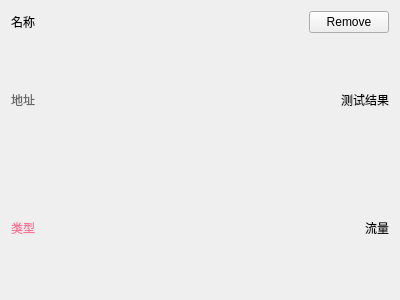
This is ui/widget/ProxyItem.ui in MatsuriDayo/nekoray as Qt 5 draws it before an edit. The edited form follows.
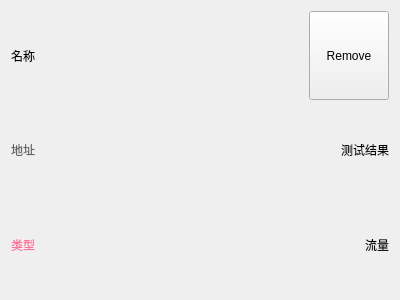
This is the edited form.

```diff
--- a/ui/widget/ProxyItem.ui
+++ b/ui/widget/ProxyItem.ui
@@ -32,7 +32,7 @@
      <item>
       <widget class="QPushButton" name="remove">
        <property name="sizePolicy">
-        <sizepolicy hsizetype="Maximum" vsizetype="Fixed">
+        <sizepolicy hsizetype="Maximum" vsizetype="Minimum">
          <horstretch>0</horstretch>
          <verstretch>0</verstretch>
         </sizepolicy>
```
